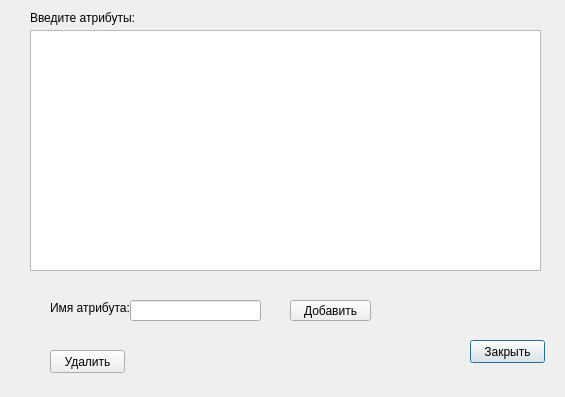
Before: the Qt Designer form subwindows/attribute.ui in ButtNaked/DBprom2, drawn with Qt 5.
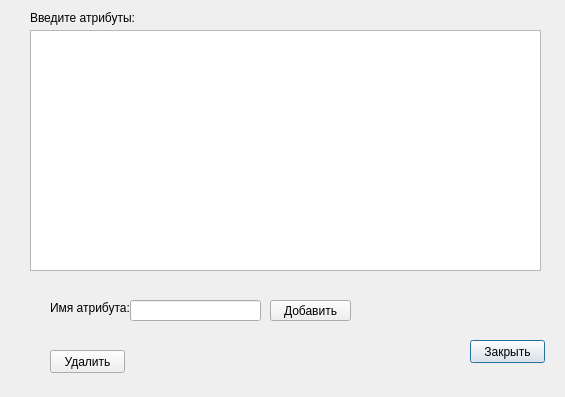
After: the same form once the commit is applied.

```diff
--- a/subwindows/attribute.ui
+++ b/subwindows/attribute.ui
@@ -51,7 +51,7 @@
   <widget class="QPushButton" name="addAttrButton">
    <property name="geometry">
     <rect>
-     <x>290</x>
+     <x>270</x>
      <y>300</y>
      <width>81</width>
      <height>21</height>
```
Left out of the diff: 1 changed line with no effect on the pictures.
